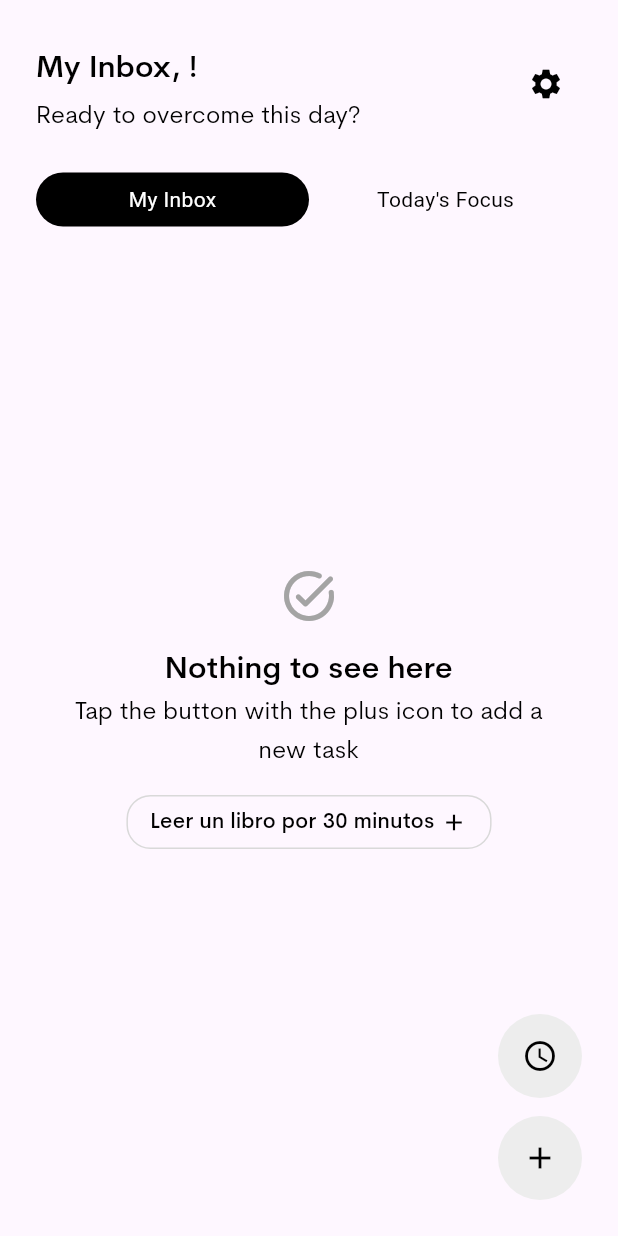
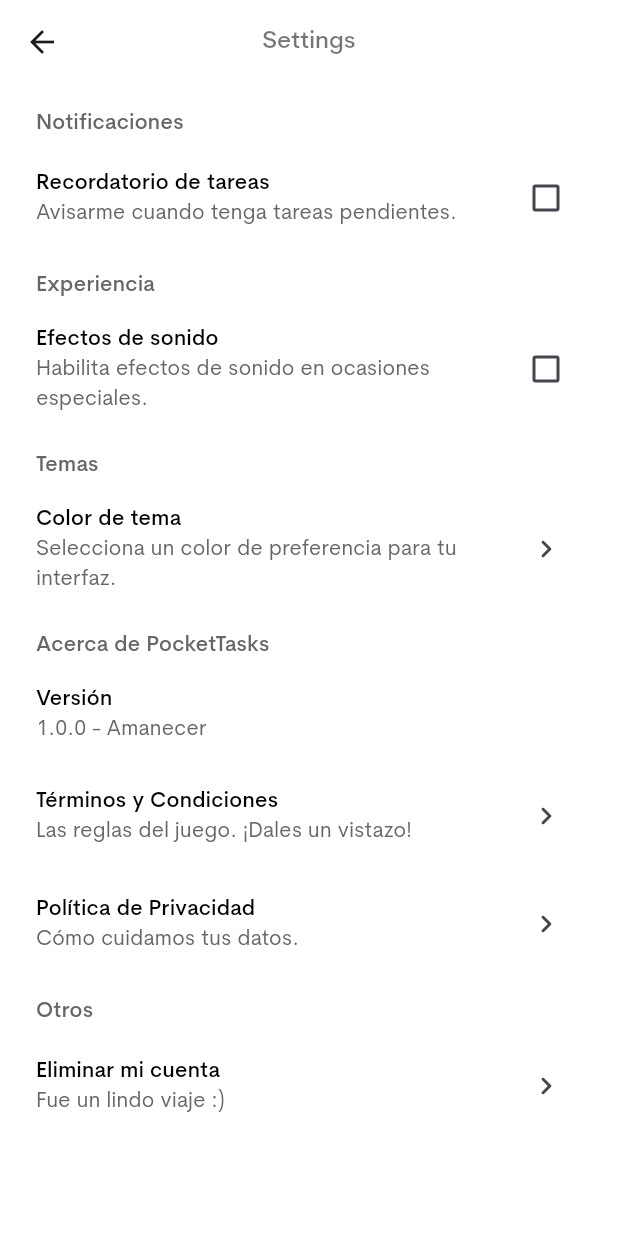
Before and after one commit to joeltorres-7/pocket-tasks-app, a Flutter app: the HomeView screen opened directly, after a tap on the "settings" icon, on a phone screen of 412 x 824 dp. Run offline on Flutter 3.47's test engine with Material 2 defaults, Android fonts, the phone set to English and light mode, and no system bars; our stand-ins replace shared_preferences; accounts and stored records are empty; generated files the repository leaves out were written again.

Commit message:
MVP-004 - Implements base Settings View.

```diff
--- /dev/null
+++ b/lib/views/components/checkbox_item.dart
@@ -0,0 +1,64 @@
+import 'package:flutter/material.dart';
+import 'package:pocket_tasks/views/styles/text_styles.dart';
+
+class CheckboxItem extends StatefulWidget {
+  final String label;
+  final String description;
+  final VoidCallback onSelection;
+
+  const CheckboxItem({Key? key, required this.label, required this.description, required this.onSelection})
+      : super(key: key);
+
+  @override
+  State<CheckboxItem> createState() => _CheckboxItemState();
+}
+
+class _CheckboxItemState extends State<CheckboxItem> {
+  bool isChecked = false;
+
+  @override
+  Widget build(BuildContext context) {
+    double screenWidth = MediaQuery.of(context).size.width;
+
+    return SizedBox(
+      width: screenWidth,
+      child: Padding(
+        padding: EdgeInsets.only(top: 12.0, right: 24.0, bottom: 12.0, left: 24.0),
+        child: Row(
+          mainAxisAlignment: MainAxisAlignment.spaceBetween,
+          children: [
+            SizedBox(
+              width: screenWidth * 0.72,
+              child: Column(
+                crossAxisAlignment: CrossAxisAlignment.start,
+                children: [
+                  Text(
+                    widget.label,
+                    style: AppTextStyles.regularMedium14,
+                    maxLines: 1,
+                  ),
+                  Text(
+                    widget.description,
+                    style: AppTextStyles.regularGray14,
+                    textAlign: TextAlign.left,
+                    maxLines: 2,
+                    overflow: TextOverflow.ellipsis,
+                  ),
+                ],
+              ),
+            ),
+            Checkbox(
+              value: isChecked,
+              onChanged: (value) {
+                setState(() {
+                  isChecked = value ?? false;
+                });
+                widget.onSelection();
+              },
+            ),
+          ],
+        ),
+      ),
+    );
+  }
+}
--- /dev/null
+++ b/lib/views/components/option_item.dart
@@ -0,0 +1,60 @@
+import 'package:flutter/material.dart';
+import 'package:pocket_tasks/views/styles/text_styles.dart';
+
+class OptionItem extends StatefulWidget {
+  final String label;
+  final String description;
+  final bool isClickable;
+  final VoidCallback onTap;
+
+  const OptionItem({Key? key, required this.label, required this.description, required this.isClickable, required this.onTap})
+      : super(key: key);
+
+  @override
+  State<OptionItem> createState() => _OptionItemState();
+}
+
+class _OptionItemState extends State<OptionItem> {
+  @override
+  Widget build(BuildContext context) {
+    double screenWidth = MediaQuery.of(context).size.width;
+
+    return SizedBox(
+      width: screenWidth,
+      child: Padding(
+        padding: EdgeInsets.only(top: 12.0, right: 24.0, bottom: 12.0, left: 24.0),
+        child: Row(
+          mainAxisAlignment: MainAxisAlignment.spaceBetween,
+          children: [
+            SizedBox(
+              width: screenWidth * 0.72,
+              child: Column(
+                crossAxisAlignment: CrossAxisAlignment.start,
+                children: [
+                  Text(
+                    widget.label,
+                    style: AppTextStyles.regularMedium14,
+                    maxLines: 1,
+                  ),
+                  Text(
+                    widget.description,
+                    style: AppTextStyles.regularGray14,
+                    textAlign: TextAlign.left,
+                    maxLines: 2,
+                    overflow: TextOverflow.ellipsis,
+                  ),
+                ],
+              ),
+            ),
+            if (widget.isClickable) ... [
+              IconButton(
+                onPressed: widget.onTap,
+                icon: Icon(Icons.keyboard_arrow_right_rounded),
+              )
+            ]
+          ],
+        ),
+      ),
+    );
+  }
+}
--- a/lib/views/home_view.dart
+++ b/lib/views/home_view.dart
@@ -3,6 +3,7 @@ import 'package:pocket_tasks/enums/enums.dart';
 import 'package:pocket_tasks/views/add-task-view.dart';
 import 'package:pocket_tasks/views/components/accessible_icon_button.dart';
 import 'package:pocket_tasks/views/components/task_tabs.dart';
+import 'package:pocket_tasks/views/settings-view.dart';
 import 'package:pocket_tasks/views/styles/colors.dart';
 import 'package:pocket_tasks/views/styles/spaces.dart';
 import 'package:pocket_tasks/views/styles/text_styles.dart';
@@ -25,6 +26,7 @@ class _HomeViewState extends State<HomeView> {
 
   @override
   void initState() {
+    userName = '';
     super.initState();
     _loadUserData();
   }
@@ -68,15 +70,23 @@ class _HomeViewState extends State<HomeView> {
                           textAlign: TextAlign.start),
                     ),
                     Text('${AppLocalizations.of(context)!.readyDay}',
-                        style: AppTextStyles.subheading1,
+                        style: AppTextStyles.regular,
                         textAlign: TextAlign.start),
                   ],
                 ),
-                AccessibleIconButton(
-                    icon: Icons.settings,
-                    onTap: () {
-                      print('Settings clicked!');
-                    }),
+                IconButton(
+                  onPressed: () {
+                    Navigator.of(context).push(CustomPageRoute(const SettingsView()));
+                  },
+                  icon: Padding(
+                    padding: EdgeInsets.all(4.0),
+                    child: const Icon(
+                      Icons.settings,
+                      color: Colors.black,
+                      size: 24.0,
+                    ),
+                  ),
+                ),
               ],
             ),
             VerticalSpacing(24.0),
--- /dev/null
+++ b/lib/views/settings-view.dart
@@ -0,0 +1,70 @@
+import 'package:flutter/material.dart';
+import 'package:pocket_tasks/views/components/checkbox_item.dart';
+import 'package:pocket_tasks/views/components/option_item.dart';
+import 'package:pocket_tasks/views/styles/spaces.dart';
+import 'package:pocket_tasks/views/styles/text_styles.dart';
+
+class SettingsView extends StatefulWidget {
+  const SettingsView({Key? key}) : super(key: key);
+
+  @override
+  State<SettingsView> createState() => _SettingsViewState();
+}
+
+class _SettingsViewState extends State<SettingsView> {
+  @override
+  Widget build(BuildContext context) {
+    return Scaffold(
+      backgroundColor: Colors.white,
+      body: CustomScrollView(
+        slivers: [
+          SliverAppBar(
+            pinned: true, // This will make the app bar fixed at the top
+            centerTitle: true,
+            elevation: 4, // Set the elevation to control the shadow
+            shadowColor: Colors.grey[100]!,
+            backgroundColor: Colors.white,
+            scrolledUnderElevation: 0.4,
+            title: Text(
+              "Settings",
+              style: AppTextStyles.headingNav,
+            ),
+          ),
+          SliverList(
+            delegate: SliverChildListDelegate([
+              // Items
+              Padding(
+                padding: const EdgeInsets.only(top: 16.0, right: 24.0, bottom: 4.0, left: 24.0),
+                child: Text("Notificaciones", textAlign: TextAlign.start, style: AppTextStyles.smallLabel),
+              ),
+              CheckboxItem(label: 'Recordatorio de tareas', description: 'Avisarme cuando tenga tareas pendientes.', onSelection: (){}),
+              Padding(
+                padding: const EdgeInsets.only(top: 12.0, right: 24.0, bottom: 4.0, left: 24.0),
+                child: Text("Experiencia", textAlign: TextAlign.start, style: AppTextStyles.smallLabel),
+              ),
+              CheckboxItem(label: 'Efectos de sonido', description: 'Habilita efectos de sonido en ocasiones especiales.', onSelection: (){}),
+              Padding(
+                padding: const EdgeInsets.only(top: 12.0, right: 24.0, bottom: 4.0, left: 24.0),
+                child: Text("Temas", textAlign: TextAlign.start, style: AppTextStyles.smallLabel),
+              ),
+              OptionItem(label: 'Color de tema', description: 'Selecciona un color de preferencia para tu interfaz.', isClickable: true, onTap: (){}),
+              Padding(
+                padding: const EdgeInsets.only(top: 12.0, right: 24.0, bottom: 4.0, left: 24.0),
+                child: Text("Acerca de PocketTasks", textAlign: TextAlign.start, style: AppTextStyles.smallLabel),
+              ),
+              OptionItem(label: 'Versión', description: '1.0.0 - Amanecer', isClickable: false, onTap: (){}),
+              OptionItem(label: 'Términos y Condiciones', description: 'Las reglas del juego. ¡Dales un vistazo!', isClickable: true, onTap: (){}),
+              OptionItem(label: 'Política de Privacidad', description: 'Cómo cuidamos tus datos.', isClickable: true, onTap: (){}),
+              Padding(
+                padding: const EdgeInsets.only(top: 12.0, right: 24.0, bottom: 4.0, left: 24.0),
+                child: Text("Otros", textAlign: TextAlign.start, style: AppTextStyles.smallLabel),
+              ),
+              OptionItem(label: 'Eliminar mi cuenta', description: 'Fue un lindo viaje :)', isClickable: true, onTap: (){}),
+              VerticalSpacing(16.0)
+            ]),
+          ),
+        ],
+      ),
+    );
+  }
+}
--- a/lib/views/styles/text_styles.dart
+++ b/lib/views/styles/text_styles.dart
@@ -8,6 +8,11 @@ class AppTextStyles {
       fontSize: 20,
       fontWeight: FontWeight.w600,
       color: Colors.black);
+  static TextStyle headingNav = const TextStyle(
+      fontFamily: 'CerebriSansPro',
+      fontSize: 16,
+      fontWeight: FontWeight.w500,
+      color: Colors.black54);
   static TextStyle subheading1 = const TextStyle(
       fontFamily: 'CerebriSansPro',
       fontSize: 16,
@@ -29,4 +34,16 @@ class AppTextStyles {
       fontSize: 14.0,
       fontWeight: FontWeight.w400,
       color: Colors.black);
+  static TextStyle regularGray14 = const TextStyle(
+      fontFamily: 'CerebriSansPro',
+      fontSize: 14.0,
+      fontWeight: FontWeight.w400,
+      color: Color(0xFF666666)
+  );
+  static TextStyle smallLabel = const TextStyle(
+      fontFamily: 'CerebriSansPro',
+      fontSize: 14.0,
+      fontWeight: FontWeight.w500,
+      color: Color(0xFF666666),
+  );
 }
```
